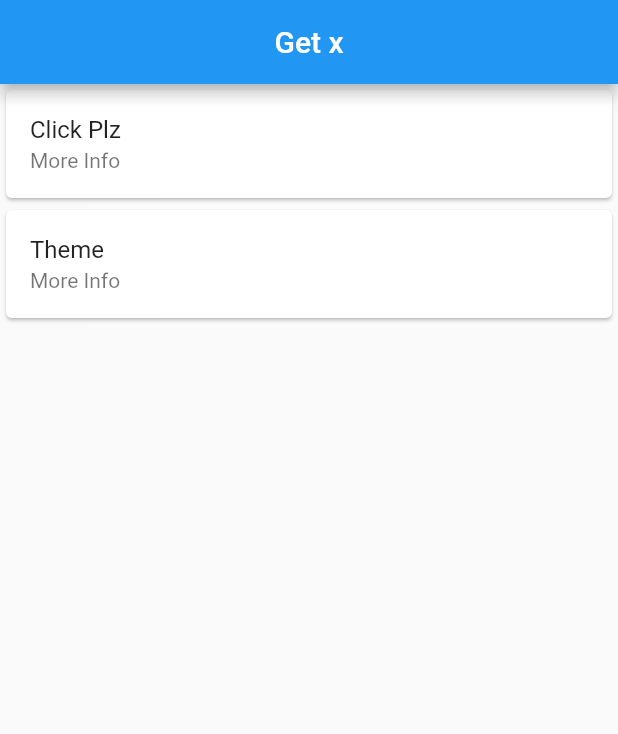
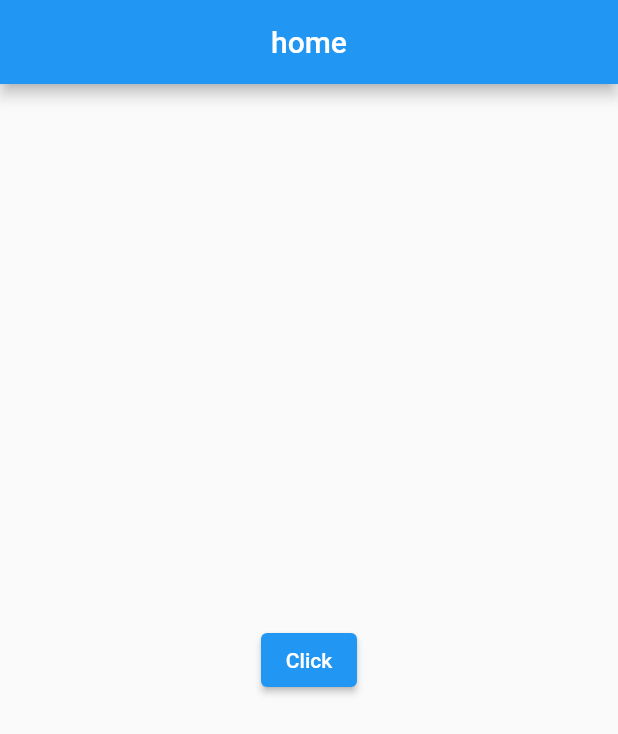
Before and after one commit to nirmal21332/get-x, a Flutter app: the screen it shows after launch, on a phone screen of 412 x 824 dp. Shown: the top 734 px of the screen. Run offline on Flutter 3.47's test engine with Material 3 defaults, Android fonts, the phone set to English and light mode, and no system bars; our stand-ins replace get.

Commit message:
"Initial"

```diff
--- a/lib/home_screen.dart
+++ b/lib/home_screen.dart
@@ -1,8 +1,9 @@
 import 'package:flutter/material.dart';
 import 'package:get/get.dart';
+import 'package:getx/screentwo.dart';
 
 class HomeScreen extends StatefulWidget {
-  const HomeScreen({super.key});
+  HomeScreen({super.key});
 
   @override
   State<HomeScreen> createState() => _HomeScreenState();
@@ -13,59 +14,20 @@ class _HomeScreenState extends State<HomeScreen> {
   Widget build(BuildContext context) {
     return Scaffold(
       appBar: AppBar(
-        title: Text('Get x'),
+        title: Text('home'),
         centerTitle: true,
       ),
-      body: Column(
-        children: [
-          Card(
-            child: ListTile(
-              title: Text('Click Plz'),
-              subtitle: Text('More Info'),
-              onTap: () {
-                Get.defaultDialog(
-                  title: 'Nirmal',
-                  middleText: "Follow for more info",
-                  contentPadding: EdgeInsets.all(20),
-                  confirm: ElevatedButton(
-                      onPressed: () {
-                        Get.back();
-                      },
-                      child: Text('Cancel')),
-                  cancel: ElevatedButton(
-                      onPressed: () {
-
-                      },
-                      child: Text('Ok')),
-                );
-              },
-            ),
-          ),
-          Card(
-            child: ListTile(
-              title: Text('Theme'),
-              subtitle: Text('More Info'),
-              onTap: () {
-                Get.bottomSheet(
-                  Container(
-                    height:600,
-                  child: Padding(
-                    padding: const EdgeInsets.all(8.0),
-                    child: Column(
-                      children: [
-                        ElevatedButton(onPressed: (){Get.changeTheme(ThemeData.dark());}, child: Text('Dark')),
-                        ElevatedButton(onPressed: (){Get.changeTheme(ThemeData.light());}, child: Text('light')),
-
-                      ],
-                    ),
-                  ),),
-                  backgroundColor: Colors.blue.shade200,
-                );
-              },
-            ),
-          ),
-        ],
-      ),
+      body:Center(
+        child: ElevatedButton(
+          onPressed: (){
+            Get.toNamed('/screentwo',arguments:[
+              'Nirmal',
+              'Kamal'
+            ]);
+          },
+          child: Text('Click'),
+        ),
+      )
     );
   }
 }
--- a/lib/main.dart
+++ b/lib/main.dart
@@ -1,6 +1,7 @@
 import 'package:flutter/material.dart';
 import 'package:get/get.dart';
 import 'package:getx/home_screen.dart';
+import 'package:getx/screentwo.dart';
 
 void main() {
   runApp(const MyApp());
@@ -20,6 +21,10 @@ class MyApp extends StatelessWidget {
         useMaterial3: false,
       ),
       home: HomeScreen(),
+      getPages: [
+        GetPage(name:'/', page:()=>HomeScreen()),
+        GetPage(name:'/screentwo', page:()=>secondscreen()),
+      ],
     );
   }
 }
```
Also changed, not shown: lib/screentwo.dart (added, +29 -0 lines).
